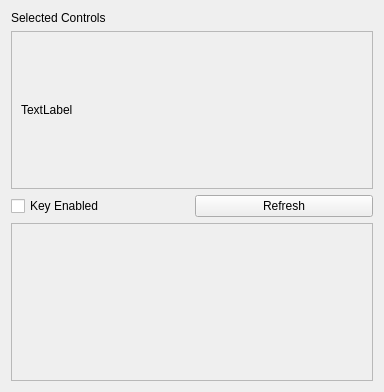
The window that SpaceSwitcherManager.ui (ill/ILLMayaSpaceSwitcher) describes before a commit, drawn with Qt 5.
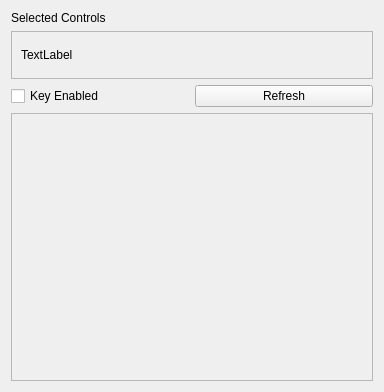
The same window after the commit.

Commit message: Made the window remember its sizing and only open 1 at a time.

Diff of the .ui file:
```diff
--- a/SpaceSwitcherManager.ui
+++ b/SpaceSwitcherManager.ui
@@ -23,6 +23,12 @@
    </item>
    <item>
     <widget class="QScrollArea" name="sa_selectedControlsList">
+     <property name="maximumSize">
+      <size>
+       <width>16777215</width>
+       <height>48</height>
+      </size>
+     </property>
      <property name="widgetResizable">
       <bool>true</bool>
      </property>
@@ -32,7 +38,7 @@
         <x>0</x>
         <y>0</y>
         <width>370</width>
-        <height>166</height>
+        <height>46</height>
        </rect>
       </property>
       <layout class="QVBoxLayout" name="verticalLayout_2">
@@ -76,7 +82,7 @@
         <x>0</x>
         <y>0</y>
         <width>370</width>
-        <height>166</height>
+        <height>286</height>
        </rect>
       </property>
       <layout class="QVBoxLayout" name="verticalLayout_3"/>
```
The commit also changes 2 other files.
